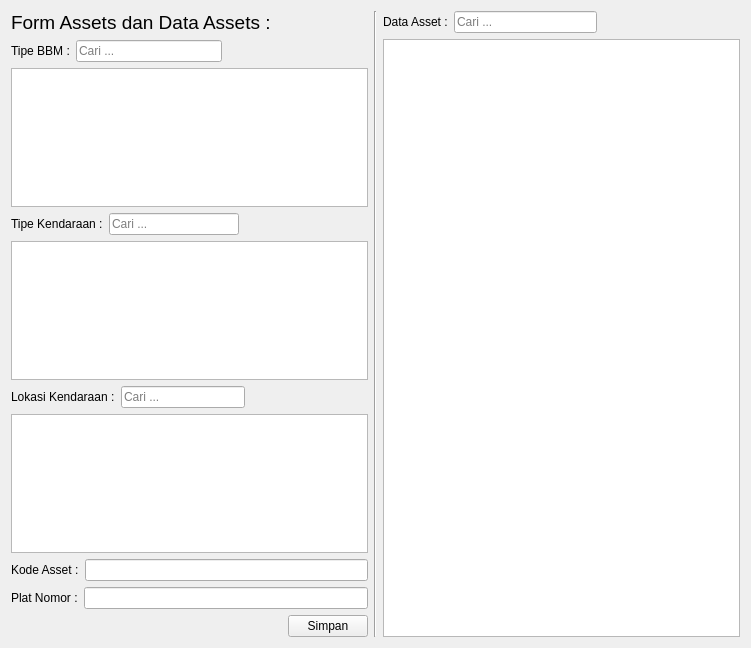
The window that docs/ui/menu/assets_menu.ui (ittrh/SIPB-SistemInformasiPemantauanBBM) describes before a commit, drawn with Qt 5.
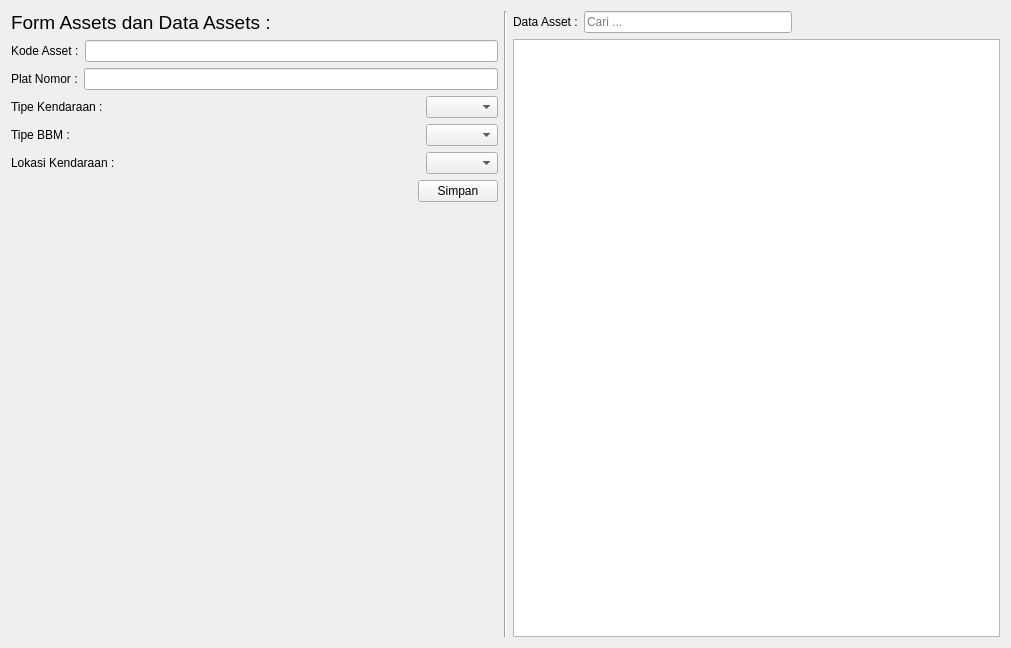
The same window after the commit.

Commit message: update: asset menu function crud dan dispensing

The edit to the form file:
```diff
--- a/docs/ui/menu/assets_menu.ui
+++ b/docs/ui/menu/assets_menu.ui
@@ -6,7 +6,7 @@
    <rect>
     <x>0</x>
     <y>0</y>
-    <width>751</width>
+    <width>1011</width>
     <height>648</height>
    </rect>
   </property>
@@ -28,120 +28,6 @@
        </property>
       </widget>
      </item>
-     <item>
-      <layout class="QVBoxLayout" name="verticalLayout_3">
-       <item>
-        <layout class="QHBoxLayout" name="horizontalLayout_2">
-         <item>
-          <widget class="QLabel" name="label_3">
-           <property name="text">
-            <string>Tipe BBM :</string>
-           </property>
-          </widget>
-         </item>
-         <item>
-          <widget class="QLineEdit" name="editCariTipeBBM">
-           <property name="placeholderText">
-            <string>Cari ...</string>
-           </property>
-          </widget>
-         </item>
-         <item>
-          <spacer name="horizontalSpacer_2">
-           <property name="orientation">
-            <enum>Qt::Orientation::Horizontal</enum>
-           </property>
-           <property name="sizeHint" stdset="0">
-            <size>
-             <width>40</width>
-             <height>20</height>
-            </size>
-           </property>
-          </spacer>
-         </item>
-        </layout>
-       </item>
-       <item>
-        <widget class="QTableView" name="tableTipeBBM"/>
-       </item>
-      </layout>
-     </item>
-     <item>
-      <layout class="QVBoxLayout" name="verticalLayout">
-       <item>
-        <layout class="QHBoxLayout" name="horizontalLayout">
-         <item>
-          <widget class="QLabel" name="label_2">
-           <property name="text">
-            <string>Tipe Kendaraan :</string>
-           </property>
-          </widget>
-         </item>
-         <item>
-          <widget class="QLineEdit" name="editCariTipeKendaraan">
-           <property name="placeholderText">
-            <string>Cari ...</string>
-           </property>
-          </widget>
-         </item>
-         <item>
-          <spacer name="horizontalSpacer">
-           <property name="orientation">
-            <enum>Qt::Orientation::Horizontal</enum>
-           </property>
-           <property name="sizeHint" stdset="0">
-            <size>
-             <width>40</width>
-             <height>20</height>
-            </size>
-           </property>
-          </spacer>
-         </item>
-        </layout>
-       </item>
-       <item>
-        <widget class="QTableView" name="tableTipeKendaraan"/>
-       </item>
-      </layout>
-     </item>
-     <item>
-      <layout class="QVBoxLayout" name="verticalLayout_2">
-       <item>
-        <layout class="QHBoxLayout" name="horizontalLayout_3">
-         <item>
-          <widget class="QLabel" name="label">
-           <property name="text">
-            <string>Lokasi Kendaraan :</string>
-           </property>
-          </widget>
-         </item>
-         <item>
-          <widget class="QLineEdit" name="editCariLokasiKendaraan">
-           <property name="placeholderText">
-            <string>Cari ...</string>
-           </property>
-          </widget>
-         </item>
-         <item>
-          <spacer name="horizontalSpacer_3">
-           <property name="orientation">
-            <enum>Qt::Orientation::Horizontal</enum>
-           </property>
-           <property name="sizeHint" stdset="0">
-            <size>
-             <width>40</width>
-             <height>20</height>
-            </size>
-           </property>
-          </spacer>
-         </item>
-        </layout>
-       </item>
-       <item>
-        <widget class="QTableView" name="tableLokasiKendaraan"/>
-       </item>
-      </layout>
-     </item>
      <item>
       <layout class="QHBoxLayout" name="horizontalLayout_4">
        <item>
@@ -170,6 +56,87 @@
        </item>
       </layout>
      </item>
+     <item>
+      <layout class="QHBoxLayout" name="horizontalLayout">
+       <item>
+        <widget class="QLabel" name="label_2">
+         <property name="text">
+          <string>Tipe Kendaraan :</string>
+         </property>
+        </widget>
+       </item>
+       <item>
+        <spacer name="horizontalSpacer">
+         <property name="orientation">
+          <enum>Qt::Orientation::Horizontal</enum>
+         </property>
+         <property name="sizeHint" stdset="0">
+          <size>
+           <width>40</width>
+           <height>20</height>
+          </size>
+         </property>
+        </spacer>
+       </item>
+       <item>
+        <widget class="QComboBox" name="comboTipeKendaraan"/>
+       </item>
+      </layout>
+     </item>
+     <item>
+      <layout class="QHBoxLayout" name="horizontalLayout_2">
+       <item>
+        <widget class="QLabel" name="label_3">
+         <property name="text">
+          <string>Tipe BBM :</string>
+         </property>
+        </widget>
+       </item>
+       <item>
+        <spacer name="horizontalSpacer_2">
+         <property name="orientation">
+          <enum>Qt::Orientation::Horizontal</enum>
+         </property>
+         <property name="sizeHint" stdset="0">
+          <size>
+           <width>40</width>
+           <height>20</height>
+          </size>
+         </property>
+        </spacer>
+       </item>
+       <item>
+        <widget class="QComboBox" name="comboTipeBBM"/>
+       </item>
+      </layout>
+     </item>
+     <item>
+      <layout class="QHBoxLayout" name="horizontalLayout_3">
+       <item>
+        <widget class="QLabel" name="label">
+         <property name="text">
+          <string>Lokasi Kendaraan :</string>
+         </property>
+        </widget>
+       </item>
+       <item>
+        <spacer name="horizontalSpacer_3">
+         <property name="orientation">
+          <enum>Qt::Orientation::Horizontal</enum>
+         </property>
+         <property name="sizeHint" stdset="0">
+          <size>
+           <width>40</width>
+           <height>20</height>
+          </size>
+         </property>
+        </spacer>
+       </item>
+       <item>
+        <widget class="QComboBox" name="comboLokasiKendaraan"/>
+       </item>
+      </layout>
+     </item>
      <item>
       <layout class="QHBoxLayout" name="horizontalLayout_6">
        <item>
@@ -194,6 +161,19 @@
        </item>
       </layout>
      </item>
+     <item>
+      <spacer name="verticalSpacer">
+       <property name="orientation">
+        <enum>Qt::Orientation::Vertical</enum>
+       </property>
+       <property name="sizeHint" stdset="0">
+        <size>
+         <width>20</width>
+         <height>40</height>
+        </size>
+       </property>
+      </spacer>
+     </item>
     </layout>
    </item>
    <item>
```
The commit also changes 13 other files.
